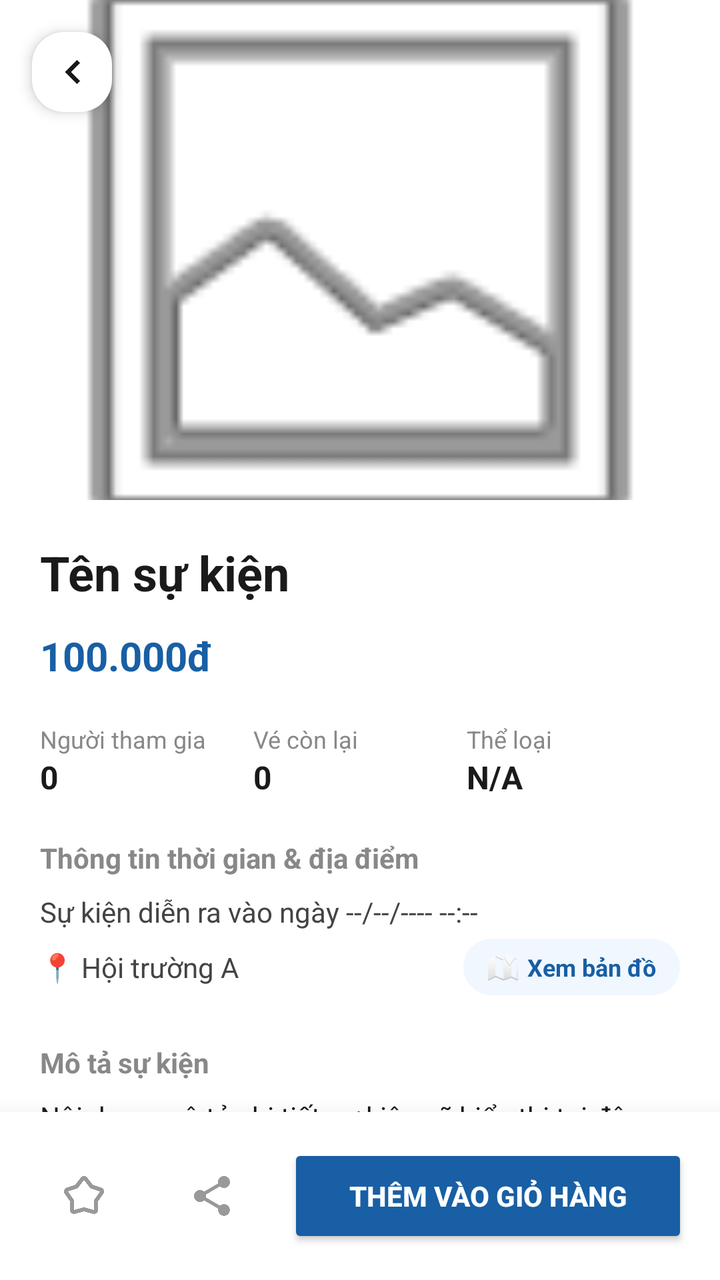
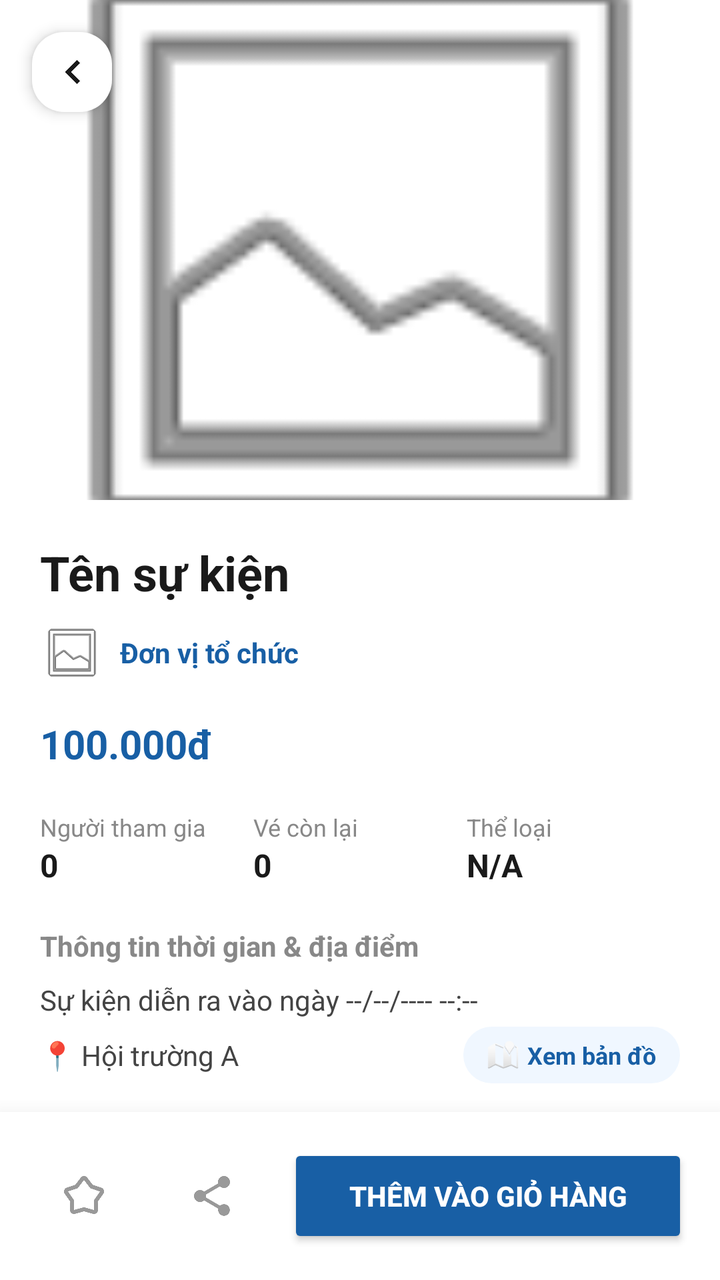

Screens rendered from an Android XML layout before and after an edit, with the pre-edit source and the edit as a unified diff.
<!-- AndroidManifest.xml: activity theme Theme.AppCompat.Light.NoActionBar -->
<!-- res/layout/fragment_event_detail.xml -->
<?xml version="1.0" encoding="utf-8"?>
<RelativeLayout xmlns:android="http://schemas.android.com/apk/res/android"
    xmlns:app="http://schemas.android.com/apk/res-auto"
    android:layout_width="match_parent"
    android:layout_height="match_parent"
    android:background="#FFFFFF">

    <androidx.core.widget.NestedScrollView
        android:layout_width="match_parent"
        android:layout_height="match_parent"
        android:layout_above="@id/layoutBottomAction">

        <LinearLayout
            android:layout_width="match_parent"
            android:layout_height="wrap_content"
            android:orientation="vertical">

            <RelativeLayout
                android:layout_width="match_parent"
                android:layout_height="250dp">
                <ImageView
                    android:id="@+id/imgDetailBanner"
                    android:layout_width="match_parent"
                    android:layout_height="match_parent"
                    android:scaleType="centerCrop"
                    android:src="@android:drawable/ic_menu_gallery" />
                <ImageView
                    android:id="@+id/btnBackDetail"
                    android:layout_width="40dp"
                    android:layout_height="40dp"
                    android:layout_margin="16dp"
                    android:background="@drawable/card_background"
                    android:padding="8dp"
                    android:src="@drawable/ic_chevron_right"
                    android:rotation="180"
                    android:tint="#1A1A1A"
                    android:elevation="4dp"/>
            </RelativeLayout>

            <LinearLayout
                android:layout_width="match_parent"
                android:layout_height="wrap_content"
                android:orientation="vertical"
                android:padding="20dp">

                <TextView
                    android:id="@+id/tvDetailTitle"
                    android:layout_width="match_parent"
                    android:layout_height="wrap_content"
                    android:text="Tên sự kiện"
                    android:textSize="24sp"
                    android:textStyle="bold"
                    android:textColor="#1A1A1A"
                    android:layout_marginBottom="12dp"/>

                
                <androidx.cardview.widget.CardView
                    android:id="@+id/cardTicketOpenInfo"
                    android:layout_width="match_parent"
                    android:layout_height="wrap_content"
                    android:layout_marginBottom="20dp"
                    app:cardCornerRadius="16dp"
                    app:cardElevation="4dp"
                    android:visibility="gone">

                    <LinearLayout
                        android:layout_width="match_parent"
                        android:layout_height="wrap_content"
                        android:orientation="vertical"
                        android:gravity="center"
                        android:padding="20dp"
                        android:background="#FFF5F7">

                        <TextView
                            android:layout_width="wrap_content"
                            android:layout_height="wrap_content"
                            android:text="THỜI HẠN ĐĂNG KÝ"
                            android:textColor="#F43F5E"
                            android:textSize="22sp"
                            android:textStyle="bold"
                            android:layout_marginBottom="16dp"
                            android:letterSpacing="0.1"/>

                        <TextView
                            android:layout_width="wrap_content"
                            android:layout_height="wrap_content"
                            android:text="Thời gian đăng ký sự kiện"
                            android:textColor="#888888"
                            android:textSize="12sp"
                            android:layout_marginBottom="4dp"/>

                        <TextView
                            android:id="@+id/tvDetailRegistrationPeriod"
                            android:layout_width="wrap_content"
                            android:layout_height="wrap_content"
                            android:text="19 - 22 tháng 06, 2026"
                            android:textColor="#F43F5E"
                            android:textSize="20sp"
                            android:textStyle="bold"
                            android:layout_marginBottom="16dp"/>

                        <TextView
                            android:layout_width="wrap_content"
                            android:layout_height="wrap_content"
                            android:text="Ngày khai mạc sự kiện"
                            android:textColor="#888888"
                            android:textSize="12sp"
                            android:layout_marginBottom="4dp"/>

                        <TextView
                            android:id="@+id/tvDetailEventActualDate"
                            android:layout_width="wrap_content"
                            android:layout_height="wrap_content"
                            android:text="-- tháng --, ----"
                            android:textColor="#F43F5E"
                            android:textSize="20sp"
                            android:textStyle="bold"/>
                    </LinearLayout>
                </androidx.cardview.widget.CardView>

                <TextView
                    android:id="@+id/tvDetailPrice"
                    android:layout_width="wrap_content"
                    android:layout_height="wrap_content"
                    android:text="100.000đ"
                    android:textSize="20sp"
                    android:textStyle="bold"
                    android:textColor="#185FA5"
                    android:layout_marginBottom="20dp"/>

                <LinearLayout
                    android:layout_width="match_parent"
                    android:layout_height="wrap_content"
                    android:orientation="horizontal"
                    android:layout_marginBottom="20dp"
                    android:baselineAligned="false">

                    <LinearLayout
                        android:id="@+id/layoutEarlyBirdRemaining"
                        android:layout_width="0dp"
                        android:layout_height="wrap_content"
                        android:layout_weight="1"
                        android:orientation="vertical"
                        android:visibility="gone">
                        <TextView
                            android:layout_width="wrap_content"
                            android:layout_height="wrap_content"
                            android:text="Vé sớm còn"
                            android:textSize="12sp"
                            android:textColor="#185FA5"/>
                        <TextView
                            android:id="@+id/tvDetailEarlyBirdRemaining"
                            android:layout_width="wrap_content"
                            android:layout_height="wrap_content"
                            android:text="0"
                            android:textSize="16sp"
                            android:textStyle="bold"
                            android:textColor="#185FA5"/>
                    </LinearLayout>

                    <LinearLayout
                        android:layout_width="0dp"
                        android:layout_height="wrap_content"
                        android:layout_weight="1"
                        android:orientation="vertical">
                        <TextView
                            android:layout_width="wrap_content"
                            android:layout_height="wrap_content"
                            android:text="Người tham gia"
                            android:textSize="12sp"
                            android:textColor="#888888"/>
                        <TextView
                            android:id="@+id/tvDetailAttendants"
                            android:layout_width="wrap_content"
                            android:layout_height="wrap_content"
                            android:text="0"
                            android:textSize="16sp"
                            android:textStyle="bold"
                            android:textColor="#1A1A1A"/>
                    </LinearLayout>

                    <LinearLayout
                        android:layout_width="0dp"
                        android:layout_height="wrap_content"
                        android:layout_weight="1"
                        android:orientation="vertical">
                        <TextView
                            android:layout_width="wrap_content"
                            android:layout_height="wrap_content"
                            android:text="Vé còn lại"
                            android:textSize="12sp"
                            android:textColor="#888888"/>
                        <TextView
                            android:id="@+id/tvDetailRemaining"
                            android:layout_width="wrap_content"
                            android:layout_height="wrap_content"
                            android:text="0"
                            android:textSize="16sp"
                            android:textStyle="bold"
                            android:textColor="#1A1A1A"/>
                    </LinearLayout>

                    <LinearLayout
                        android:layout_width="0dp"
                        android:layout_height="wrap_content"
                        android:layout_weight="1"
                        android:orientation="vertical">
                        <TextView
                            android:layout_width="wrap_content"
                            android:layout_height="wrap_content"
                            android:text="Thể loại"
                            android:textSize="12sp"
                            android:textColor="#888888"/>
                        <TextView
                            android:id="@+id/tvDetailCategory"
                            android:layout_width="wrap_content"
                            android:layout_height="wrap_content"
                            android:text="N/A"
                            android:textSize="16sp"
                            android:textStyle="bold"
                            android:textColor="#1A1A1A"/>
                    </LinearLayout>
                </LinearLayout>

                <TextView
                    android:id="@+id/tvRegistrationDeadline"
                    android:layout_width="match_parent"
                    android:layout_height="wrap_content"
                    android:text="Đăng ký mua vé đến ngày: --/--/---- --:-- - Còn --h--m"
                    android:textColor="#E11D48"
                    android:textSize="14sp"
                    android:textStyle="bold"
                    android:layout_marginBottom="16dp"
                    android:visibility="gone"/>

                <TextView
                    android:layout_width="wrap_content"
                    android:layout_height="wrap_content"
                    android:text="Thông tin thời gian &amp; địa điểm"
                    android:textStyle="bold"
                    android:textColor="#888888"
                    android:textSize="14sp"
                    android:layout_marginBottom="8dp"/>

                <TextView
                    android:id="@+id/tvDetailDate"
                    android:layout_width="match_parent"
                    android:layout_height="wrap_content"
                    android:text="Sự kiện diễn ra vào ngày --/--/---- --:--"
                    android:textColor="#444444"
                    android:layout_marginBottom="4dp"/>

                <TextView
                    android:id="@+id/tvDetailTimeRange"
                    android:layout_width="match_parent"
                    android:layout_height="wrap_content"
                    android:text="🕒 08:00 - 17:00"
                    android:textColor="#444444"
                    android:layout_marginBottom="4dp"
                    android:visibility="gone"/>

                <LinearLayout
                    android:layout_width="match_parent"
                    android:layout_height="wrap_content"
                    android:orientation="horizontal"
                    android:gravity="center_vertical"
                    android:layout_marginBottom="24dp">

                    <TextView
                        android:id="@+id/tvDetailLocation"
                        android:layout_width="0dp"
                        android:layout_height="wrap_content"
                        android:layout_weight="1"
                        android:text="📍 Hội trường A"
                        android:textColor="#444444" />

                    <LinearLayout
                        android:id="@+id/btnViewMap"
                        android:layout_width="wrap_content"
                        android:layout_height="wrap_content"
                        android:orientation="horizontal"
                        android:gravity="center_vertical"
                        android:paddingHorizontal="12dp"
                        android:paddingVertical="6dp"
                        android:background="@drawable/card_background"
                        android:backgroundTint="#F0F7FF"
                        android:clickable="true"
                        android:focusable="true">

                        <ImageView
                            android:layout_width="16dp"
                            android:layout_height="16dp"
                            android:src="@android:drawable/ic_dialog_map"
                            android:layout_marginEnd="4dp"
                            android:contentDescription="Map icon" />

                        <TextView
                            android:layout_width="wrap_content"
                            android:layout_height="wrap_content"
                            android:text="Xem bản đồ"
                            android:textColor="#185FA5"
                            android:textSize="12sp"
                            android:textStyle="bold"/>
                    </LinearLayout>
                </LinearLayout>

                <TextView
                    android:layout_width="wrap_content"
                    android:layout_height="wrap_content"
                    android:text="Mô tả sự kiện"
                    android:textStyle="bold"
                    android:textColor="#888888"
                    android:textSize="14sp"
                    android:layout_marginBottom="8dp"/>

                <TextView
                    android:id="@+id/tvDetailDesc"
                    android:layout_width="match_parent"
                    android:layout_height="wrap_content"
                    android:text="Nội dung mô tả chi tiết sự kiện sẽ hiển thị tại đây..."
                    android:lineSpacingExtra="4dp"
                    android:textColor="#1A1A1A"
                    android:layout_marginBottom="24dp"/>

                <TextView
                    android:layout_width="wrap_content"
                    android:layout_height="wrap_content"
                    android:text="Loại vé"
                    android:textStyle="bold"
                    android:textColor="#888888"
                    android:textSize="14sp"
                    android:layout_marginBottom="8dp"/>

                <androidx.recyclerview.widget.RecyclerView
                    android:id="@+id/rvTicketTypes"
                    android:layout_width="match_parent"
                    android:layout_height="wrap_content"
                    android:layout_marginBottom="24dp"/>

                <TextView
                    android:layout_width="wrap_content"
                    android:layout_height="wrap_content"
                    android:text="Lịch trình sự kiện"
                    android:textStyle="bold"
                    android:textColor="#888888"
                    android:textSize="14sp"
                    android:layout_marginBottom="8dp"/>

                <androidx.recyclerview.widget.RecyclerView
                    android:id="@+id/rvTimeline"
                    android:layout_width="match_parent"
                    android:layout_height="wrap_content"
                    android:layout_marginBottom="24dp"
                    android:nestedScrollingEnabled="false"/>

                <View
                    android:layout_width="match_parent"
                    android:layout_height="1dp"
                    android:background="#EEEEEE"
                    android:layout_marginBottom="20dp"/>

                <TextView
                    android:layout_width="wrap_content"
                    android:layout_height="wrap_content"
                    android:text="Bình luận"
                    android:textStyle="bold"
                    android:textColor="#1A1A1A"
                    android:textSize="18sp"
                    android:layout_marginBottom="16dp"/>

                
                <LinearLayout
                    android:id="@+id/layoutCommentsList"
                    android:layout_width="match_parent"
                    android:layout_height="wrap_content"
                    android:orientation="vertical"
                    android:layout_marginBottom="20dp"/>

                
                <LinearLayout
                    android:layout_width="match_parent"
                    android:layout_height="wrap_content"
                    android:orientation="horizontal"
                    android:gravity="center_vertical"
                    android:background="@drawable/card_background"
                    android:backgroundTint="#F8F9FA"
                    android:padding="8dp">

                    <EditText
                        android:id="@+id/edtCommentInput"
                        android:layout_width="0dp"
                        android:layout_weight="1"
                        android:layout_height="wrap_content"
                        android:hint="Viết bình luận..."
                        android:background="@null"
                        android:padding="10dp"
                        android:textSize="14sp"
                        android:maxLines="3"/>

                    <ImageView
                        android:id="@+id/btnSendComment"
                        android:layout_width="40dp"
                        android:layout_height="40dp"
                        android:src="@android:drawable/ic_menu_send"
                        android:padding="8dp"
                        android:tint="#185FA5"
                        android:clickable="true"
                        android:focusable="true"/>
                </LinearLayout>

            </LinearLayout>
        </LinearLayout>
    </androidx.core.widget.NestedScrollView>

    <LinearLayout
        android:id="@+id/layoutBottomAction"
        android:layout_width="match_parent"
        android:layout_height="wrap_content"
        android:layout_alignParentBottom="true"
        android:background="#FFFFFF"
        android:elevation="16dp"
        android:padding="16dp"
        android:orientation="horizontal"
        android:gravity="center_vertical">

        <ImageView
            android:id="@+id/btnWishlist"
            android:layout_width="52dp"
            android:layout_height="52dp"
            android:layout_marginEnd="12dp"
            android:padding="14dp"
            android:src="@drawable/ic_star"
            android:tint="#999999"
            android:clickable="true"
            android:focusable="true"
            android:background="?attr/selectableItemBackground"/>

        <ImageView
            android:id="@+id/btnShareEvent"
            android:layout_width="52dp"
            android:layout_height="52dp"
            android:layout_marginEnd="12dp"
            android:padding="14dp"
            android:src="@drawable/ic_share_custom"
            android:tint="#999999"
            android:clickable="true"
            android:focusable="true"
            android:background="?attr/selectableItemBackground"/>

        <Button
            android:id="@+id/btnAddToCart"
            android:layout_width="0dp"
            android:layout_weight="1"
            android:layout_height="52dp"
            android:text="Thêm vào giỏ hàng"
            android:backgroundTint="#185FA5"
            android:textColor="#FFFFFF"
            android:textStyle="bold" />
    </LinearLayout>

</RelativeLayout>
<!-- resources referenced by this layout -->
<resources>
  <!-- drawable card_background (drawable) -->
  <?xml version="1.0" encoding="utf-8"?>
  <shape xmlns:android="http://schemas.android.com/apk/res/android">
      <solid android:color="#FFFFFF"/>
      <corners android:radius="16dp"/>
  </shape>
  <!-- drawable ic_chevron_right (drawable) -->
  <vector xmlns:android="http://schemas.android.com/apk/res/android" android:autoMirrored="true" android:height="24dp" android:tint="#000000" android:viewportHeight="960" android:viewportWidth="960" android:width="24dp">
        
      <path android:fillColor="@android:color/white" android:pathData="M504,480L320,296L376,240L616,480L376,720L320,664L504,480Z"/>
      
  </vector>
  <!-- drawable ic_share_custom (drawable) -->
  <vector xmlns:android="http://schemas.android.com/apk/res/android"
      android:width="24dp"
      android:height="24dp"
      android:viewportWidth="24"
      android:viewportHeight="24">
      <path
          android:fillColor="#000000"
          android:pathData="M18,16.08c-0.76,0 -1.44,0.3 -1.96,0.77L8.91,12.7c0.05,-0.23 0.09,-0.46 0.09,-0.7s-0.04,-0.47 -0.09,-0.7l7.05,-4.11c0.54,0.5 1.25,0.81 2.04,0.81 1.66,0 3,-1.34 3,-3s-1.34,-3 -3,-3s-3,1.34 -3,3c0,0.24 0.04,0.47 0.09,0.7L8.04,9.81C7.5,9.31 6.79,9 6,9c-1.66,0 -3,1.34 -3,3s1.34,3 3,3c0.79,0 1.5,-0.31 2.04,-0.81l7.12,4.16c-0.05,0.21 -0.08,0.43 -0.08,0.65 0,1.61 1.31,2.92 2.92,2.92s2.92,-1.31 2.92,-2.92 -1.31,-2.92 -2.92,-2.92z"/>
  </vector>
  <!-- drawable ic_star (drawable) -->
  <vector xmlns:android="http://schemas.android.com/apk/res/android" android:height="24dp" android:tint="#000000" android:viewportHeight="960" android:viewportWidth="960" android:width="24dp">
        
      <path android:fillColor="@android:color/white" android:pathData="M305,256L417,111Q429,95 445.5,87.5Q462,80 480,80Q498,80 514.5,87.5Q531,95 543,111L655,256L825,313Q851,321 866,342.5Q881,364 881,390Q881,402 877.5,414Q874,426 866,437L756,593L760,757Q761,792 737,816Q713,840 681,840Q679,840 659,837L480,787L301,837Q296,839 290,839.5Q284,840 279,840Q247,840 223,816Q199,792 200,757L204,592L95,437Q87,426 83.5,414Q80,402 80,390Q80,365 94.5,343.5Q109,322 135,313L305,256ZM354,325L160,389Q160,389 160,389Q160,389 160,389L284,568L280,759Q280,759 280,759Q280,759 280,759L480,704L680,760Q680,760 680,760Q680,760 680,760L676,568L800,391Q800,391 800,391Q800,391 800,391L606,325L480,160Q480,160 480,160Q480,160 480,160L354,325ZM480,460L480,460Q480,460 480,460Q480,460 480,460L480,460L480,460Q480,460 480,460Q480,460 480,460L480,460L480,460Q480,460 480,460Q480,460 480,460L480,460L480,460Q480,460 480,460Q480,460 480,460L480,460L480,460Q480,460 480,460Q480,460 480,460Z"/>
      
  </vector>
</resources>

<!-- the commit's change to res/layout/fragment_event_detail.xml (unified diff, before → after) -->
@@ -51,7 +51,41 @@
                     android:textSize="24sp"
                     android:textStyle="bold"
                     android:textColor="#1A1A1A"
-                    android:layout_marginBottom="12dp"/>
+                    android:layout_marginBottom="8dp"/>
+
+                <LinearLayout
+                    android:id="@+id/layoutOrganizer"
+                    android:layout_width="match_parent"
+                    android:layout_height="wrap_content"
+                    android:orientation="horizontal"
+                    android:gravity="center_vertical"
+                    android:layout_marginBottom="16dp"
+                    android:clickable="true"
+                    android:focusable="true">
+
+                    <androidx.cardview.widget.CardView
+                        android:layout_width="32dp"
+                        android:layout_height="32dp"
+                        app:cardCornerRadius="16dp"
+                        app:cardElevation="0dp">
+                        <ImageView
+                            android:id="@+id/imgDetailOrgLogo"
+                            android:layout_width="match_parent"
+                            android:layout_height="match_parent"
+                            android:scaleType="centerCrop"
+                            android:src="@android:drawable/ic_menu_gallery"/>
+                    </androidx.cardview.widget.CardView>
+
+                    <TextView
+                        android:id="@+id/tvDetailOrgName"
+                        android:layout_width="wrap_content"
+                        android:layout_height="wrap_content"
+                        android:layout_marginStart="8dp"
+                        android:text="Đơn vị tổ chức"
+                        android:textColor="#185FA5"
+                        android:textSize="14sp"
+                        android:textStyle="bold"/>
+                </LinearLayout>
 
                 
                 <androidx.cardview.widget.CardView
